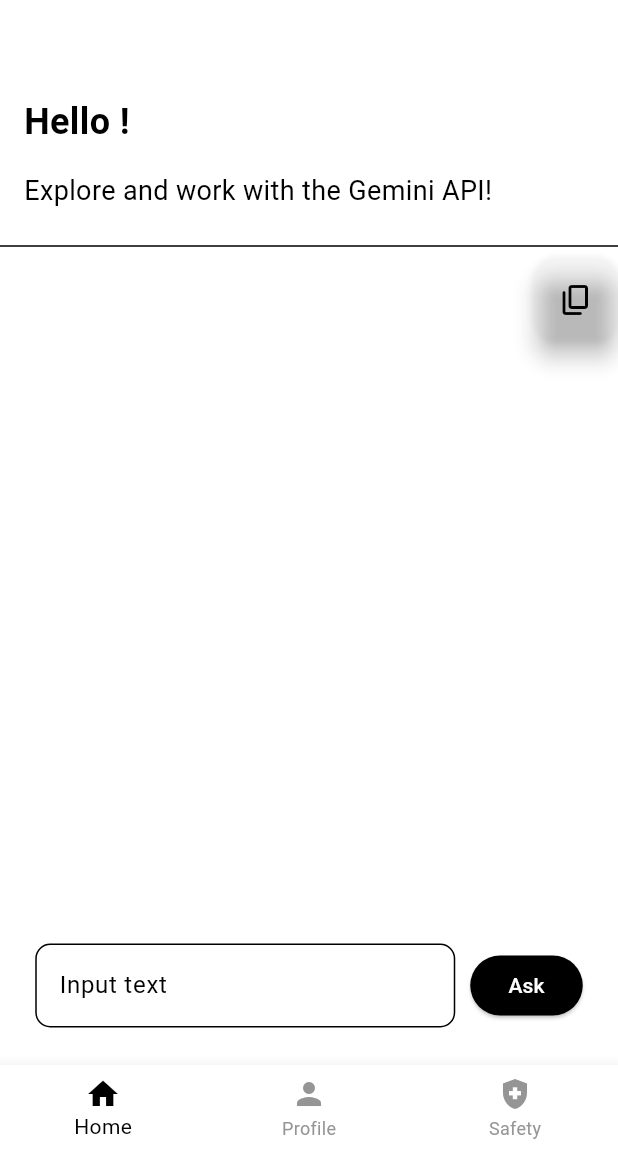
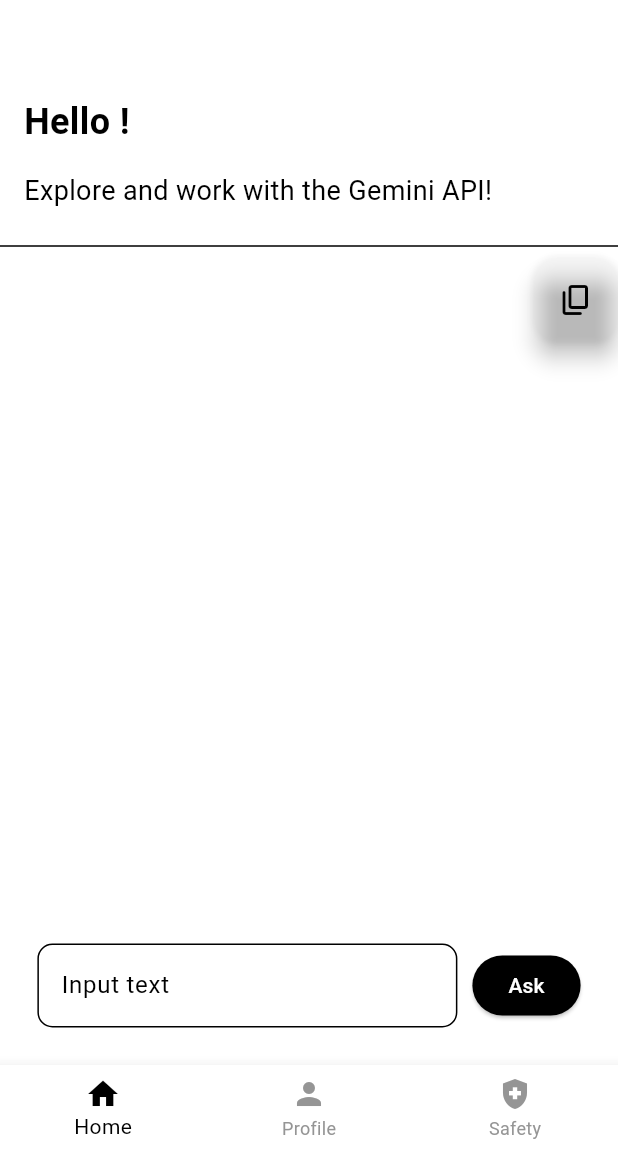
Before and after one commit to darshmashru/ChatGemini, a Flutter app: the screen it shows once a user with an empty profile is signed in, on a phone screen of 412 x 824 dp, the part 84-1236 px from its top. Run offline on Flutter 3.47's test engine with Material 3 defaults, Android fonts, the phone set to English and light mode, and no system bars; our stand-ins replace firebase_auth, firebase_core, flutter_gemini, flutter_markdown, flutter_riverpod, go_router and 4 more; missing offline and left inert: dash_bubble, google_generative_language_api; accounts and stored records are empty.

Commit message:
Ask Button Width removed

```diff
--- a/lib/widgets/api_integration_widget.dart
+++ b/lib/widgets/api_integration_widget.dart
@@ -21,14 +21,12 @@ class ApiIntegrationWidget extends ConsumerStatefulWidget {
 class LoadingIndicator extends StatelessWidget {
   const LoadingIndicator({super.key});
 
-
   @override
   Widget build(BuildContext context) {
     return const Center(
       child: CircularProgressIndicator(),
     );
   }
-
 }
 
 class _ApiIntegrationWidgetState extends ConsumerState<ApiIntegrationWidget>
@@ -66,9 +64,7 @@ class _ApiIntegrationWidgetState extends ConsumerState<ApiIntegrationWidget>
             child: Stack(
               children: [
                 if (_isLoading)
-        const Positioned.fill(
-          child: LoadingIndicator()
-        ),
+                  const Positioned.fill(child: LoadingIndicator()),
                 SizedBox(
                   height: MediaQuery.of(context).size.height,
                   width: MediaQuery.of(context).size.width,
@@ -149,7 +145,7 @@ class _ApiIntegrationWidgetState extends ConsumerState<ApiIntegrationWidget>
                 ),
               ),
               SizedBox(
-                width: 75.0,
+                // width: 75.0,
                 child: ElevatedButton(
                   style: ElevatedButton.styleFrom(
                     foregroundColor: Theme.of(context).colorScheme.background,
```
Lines whose indentation alone changed are shown as unchanged.
